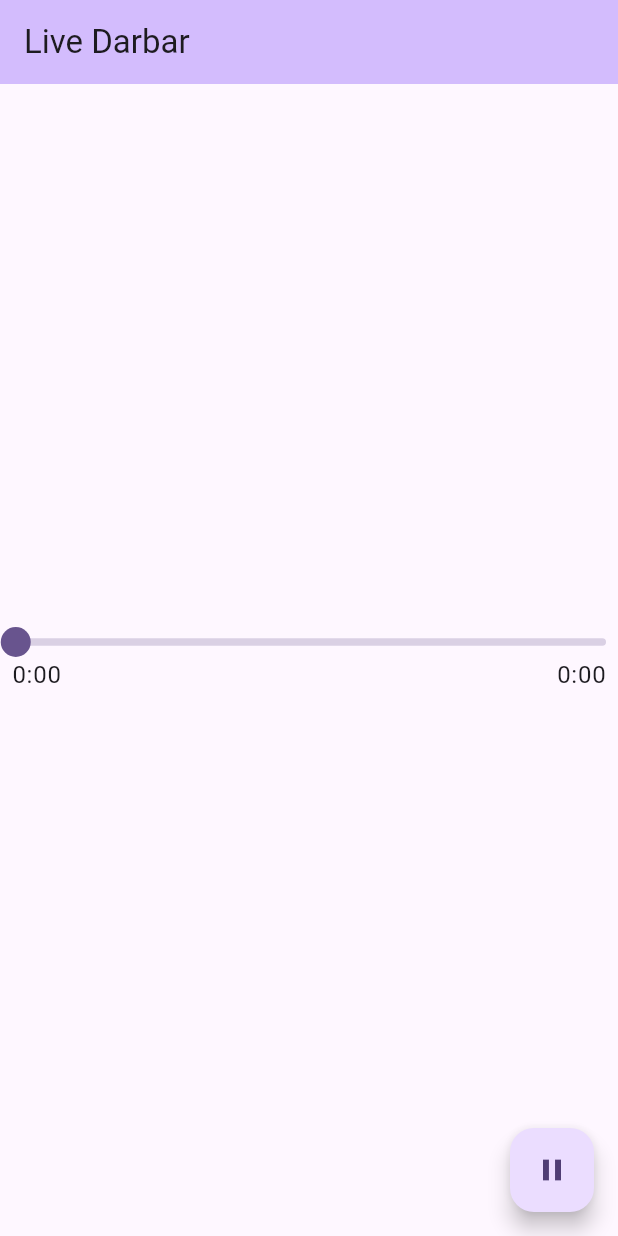
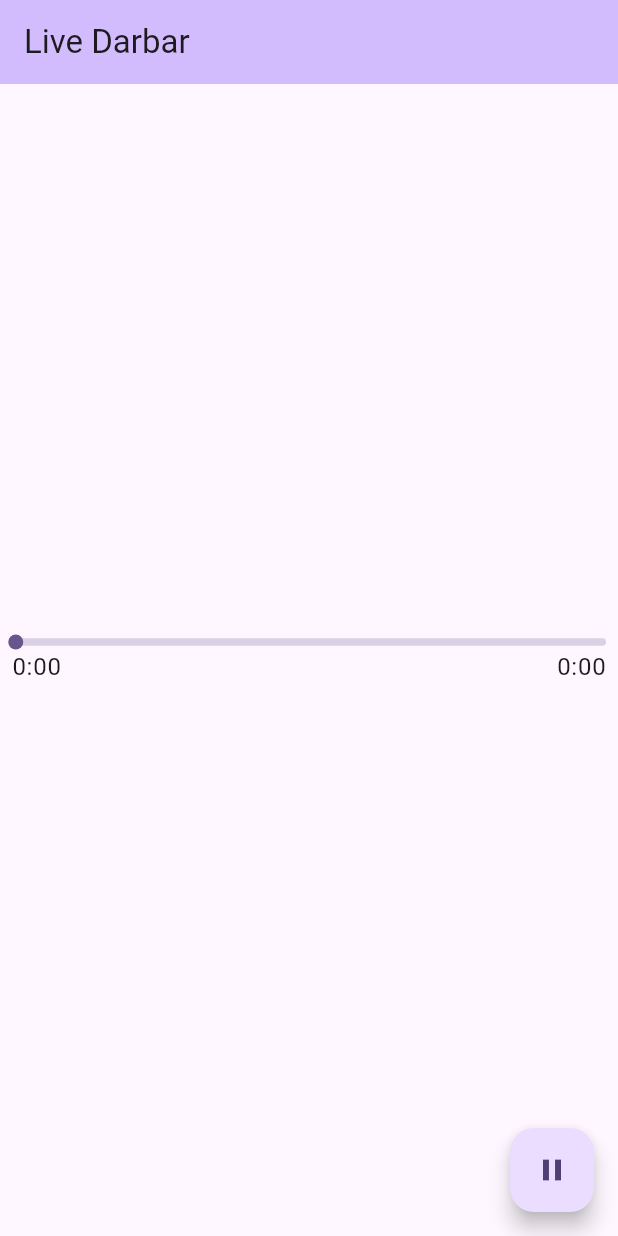
Before and after one commit to 0xharkirat/live_darbar, a Flutter app: the screen it shows after launch, after a tap on the "play arrow" icon, on a phone screen of 412 x 824 dp. Run offline on Flutter 3.47's test engine with Material 3 defaults, Android fonts, the phone set to English and light mode, and no system bars; drawn by our look-alikes of audio_video_progress_bar; our stand-ins replace flutter_riverpod, just_audio, rxdart.

Commit message:
fix: audio progress

```diff
--- a/lib/src/controllers/audio_controller.dart
+++ b/lib/src/controllers/audio_controller.dart
@@ -4,6 +4,9 @@ import 'package:rxdart/rxdart.dart';
 
 const kLiveKirtanUrl =
     "https://s3.amazonaws.com/scifri-episodes/scifri20181123-episode.mp3";
+
+const kLiveKirtanUrl2 =
+    "http://live.sgpc.net:7339/;";
 
 class AudioProgressState {
   final Duration position;
@@ -24,7 +27,7 @@ class AudioController {
   }
 
   Future<void> _init() async {
-    await _audioPlayer.setUrl(kLiveKirtanUrl);
+    await _audioPlayer.setUrl(kLiveKirtanUrl2);
   }
 
   Future<void> play() async {
@@ -39,15 +42,18 @@ class AudioController {
     await _audioPlayer.stop();
   }
 
-  Stream<AudioProgressState> get positionDataStream =>
+   Stream<AudioProgressState> get positionDataStream =>
       Rx.combineLatest3<Duration, Duration, Duration?, AudioProgressState>(
           _audioPlayer.positionStream,
           _audioPlayer.bufferedPositionStream,
           _audioPlayer.durationStream,
-          (position, bufferedPosition, duration) => AudioProgressState(
-              position: position,
-              bufferedPosition: bufferedPosition,
-              totalDuration: duration ?? Duration.zero));
+          (position, bufferedPosition, duration) {
+
+            return AudioProgressState(
+                position: position,
+                bufferedPosition: bufferedPosition,
+                totalDuration: duration ?? Duration.zero);
+          });
 
   Future<void> seek(Duration duration) async {
     await _audioPlayer.seek(duration);
@@ -56,5 +62,12 @@ class AudioController {
 
 final audioController = Provider<AudioController>((ref) {
   final audioPlayer = AudioPlayer();
+
   return AudioController(audioPlayer);
 });
+
+// Create a StreamProvider to expose the position data stream
+final audioProgressProvider = StreamProvider<AudioProgressState>((ref) {
+  final controller = ref.watch(audioController); // Access the AudioController
+  return controller.positionDataStream; // Return the stream
+});
--- a/lib/src/views/screens/home_screen.dart
+++ b/lib/src/views/screens/home_screen.dart
@@ -15,6 +15,8 @@ class _HomeScreenState extends ConsumerState<HomeScreen> {
 
   @override
   Widget build(BuildContext context) {
+    // Watch the audio progress state using the StreamProvider
+    final progressStateAsync = ref.watch(audioProgressProvider);
     return Scaffold(
       appBar: AppBar(
         title: const Text(
@@ -23,23 +25,28 @@ class _HomeScreenState extends ConsumerState<HomeScreen> {
         backgroundColor: Theme.of(context).colorScheme.inversePrimary,
       ),
       body: Center(
-        child: StreamBuilder<AudioProgressState>(
-            stream: ref.read(audioController).positionDataStream,
-            builder: (context, snapshot) {
-              final progress = snapshot.data;
-
+        child: progressStateAsync.when(
+          data: (progressState) {
+            print(
+                "Position: ${progressState.position}, Buffered: ${progressState.bufferedPosition}, Duration: ${progressState.totalDuration ?? Duration.zero}");
             return Padding(
               padding: const EdgeInsets.all(8.0),
               child: ProgressBar(
-                  progress: progress?.position ?? Duration.zero,
-                  buffered: progress?.bufferedPosition ?? Duration.zero,
-                  total: progress?.totalDuration ?? Duration.zero,
+                progress: progressState.position,
+                buffered: progressState.bufferedPosition,
+                total: progressState.totalDuration,
                 bufferedBarColor: Colors.red,
-                  progressBarColor: Colors.blue,
-                  onSeek: (value) => ref.read(audioController).seek(value),
+                thumbRadius: 5.0,
+                onSeek: (duration) {
+                  // Seek to a new position using AudioController
+                  ref.read(audioController).seek(duration);
+                },
               ),
             );
-            }),
+          },
+          loading: () => CircularProgressIndicator(),
+          error: (error, stack) => Text('Error: $error'),
+        ),
       ),
       floatingActionButton: FloatingActionButton(
         onPressed: () async {
```
Lines whose indentation alone changed are shown as unchanged.
